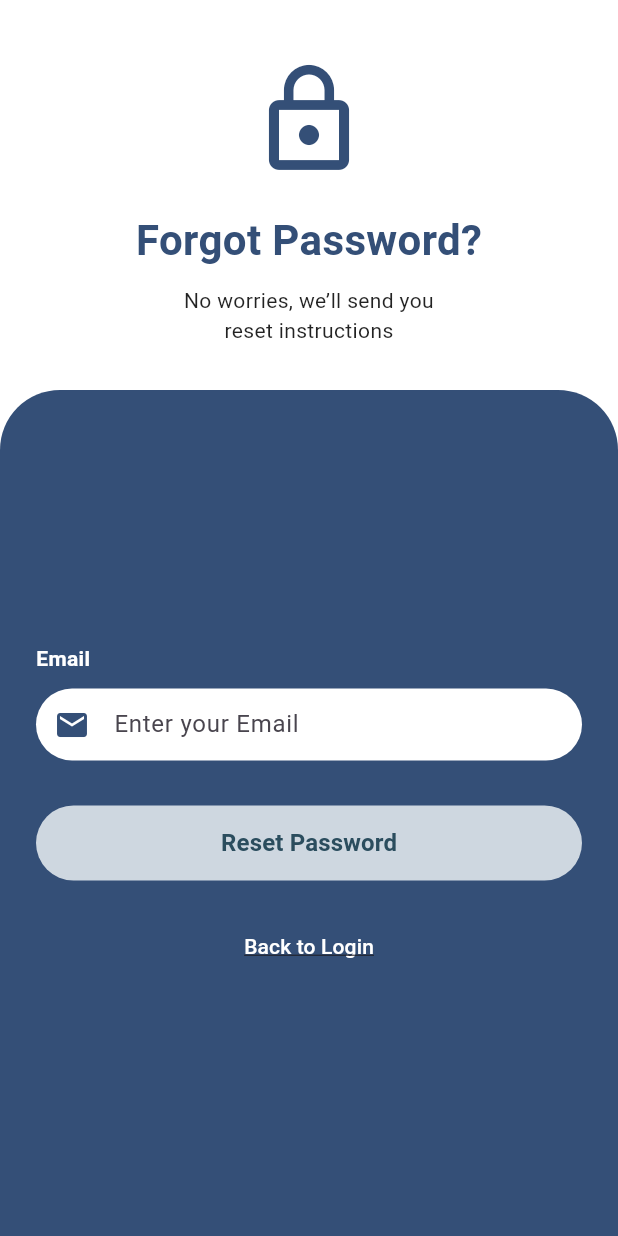
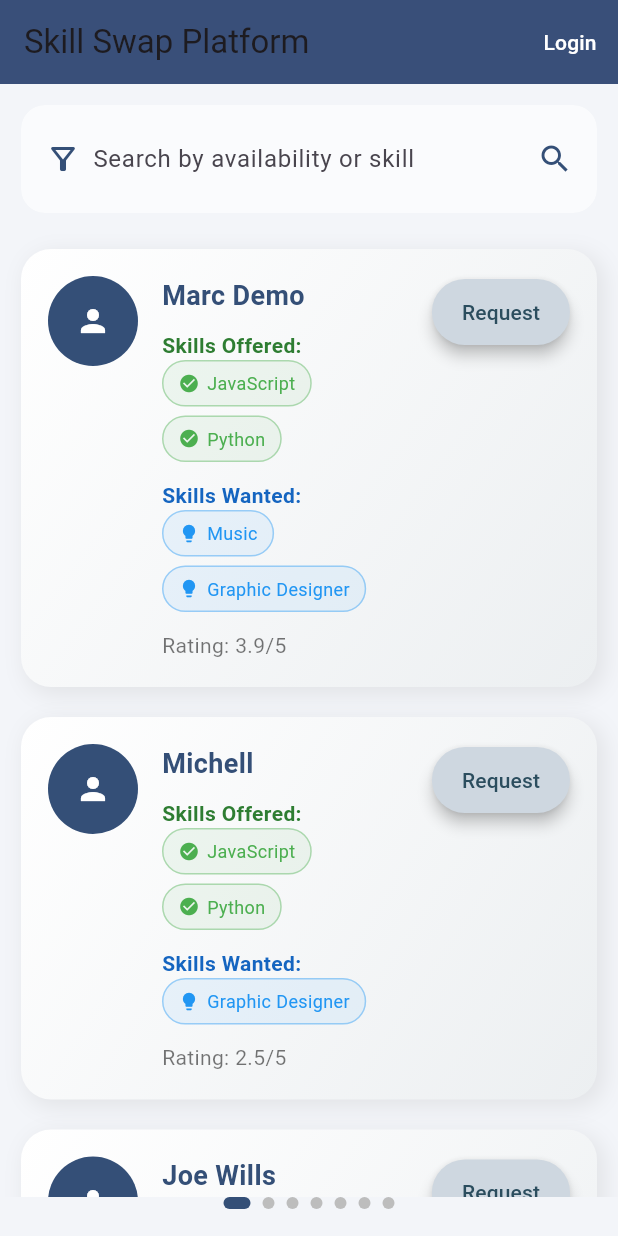
Before and after one commit to Khushipatel5/Oddo_Hackathon, a Flutter app: the screen it shows after launch, on a phone screen of 412 x 824 dp. Run offline on Flutter 3.47's test engine with Material 3 defaults, Android fonts, the phone set to English and light mode, and no system bars; our stand-ins replace email_validator, sqflite; accounts and stored records are empty.

Commit message:
Khushi commited

```diff
--- a/lib/database/db_method.dart
+++ b/lib/database/db_method.dart
@@ -130,6 +130,7 @@ class Db_Methods{
     );
   }
 //endregion
+
   // region table swap request
 
   Future<int> insertSwapRequest(SwapRequest swapRequest) async {
@@ -177,5 +178,6 @@ class Db_Methods{
       whereArgs: [swapId],
     );
   }
-//end region
+//endregion
+
 }
--- a/lib/main.dart
+++ b/lib/main.dart
@@ -1,4 +1,5 @@
 import 'package:flutter/material.dart';
+import 'package:oddo_hackathon_project/screens/SkillSwapHomePage.dart';
 
 import 'screens/ResetPasswordPage.dart';
 
@@ -33,7 +34,7 @@ class MyApp extends StatelessWidget {
         colorScheme: ColorScheme.fromSeed(seedColor: Colors.deepPurple),
         useMaterial3: true,
       ),
-      home: ResetPasswordPage(),
+      home: SkillSwapHomePage(),
     );
   }
 }
--- /dev/null
+++ b/lib/screens/SkillSwapHomePage.dart
@@ -0,0 +1,225 @@
+import 'dart:ui';
+import 'package:flutter/material.dart';
+
+class SkillSwapHomePage extends StatelessWidget {
+  static const Color primaryColor = Color(0xFF344f77);
+  static const Color backgroundColor = Color(0xFFf3f5f9);
+  static const Color cardGlassColor = Colors.white10;
+  static const Color accentColor = Color(0xFFced7e0);
+  static const Color textDark = Color(0xFF2b4d5e);
+
+  final List<Map<String, dynamic>> users = [
+    {
+      "name": "Marc Demo",
+      "offered": ["JavaScript", "Python"],
+      "wanted": ["Music", "Graphic Designer"],
+      "rating": 3.9
+    },
+    {
+      "name": "Michell",
+      "offered": ["JavaScript", "Python"],
+      "wanted": ["Graphic Designer"],
+      "rating": 2.5
+    },
+    {
+      "name": "Joe Wills",
+      "offered": ["JavaScript", "Python"],
+      "wanted": ["Music", "Graphic Designer"],
+      "rating": 4.0
+    },
+  ];
+
+  Widget skillChip(String label, IconData icon, Color color) {
+    return Container(
+      padding: const EdgeInsets.symmetric(horizontal: 10, vertical: 6),
+      margin: const EdgeInsets.only(right: 8, bottom: 6),
+      decoration: BoxDecoration(
+        color: color.withOpacity(0.08),
+        borderRadius: BorderRadius.circular(20),
+        border: Border.all(color: color.withOpacity(0.4)),
+      ),
+      child: Row(
+        mainAxisSize: MainAxisSize.min,
+        children: [
+          Icon(icon, size: 14, color: color),
+          const SizedBox(width: 5),
+          Text(label, style: TextStyle(fontSize: 12, color: color)),
+        ],
+      ),
+    );
+  }
+
+  @override
+  Widget build(BuildContext context) {
+    return Scaffold(
+      backgroundColor: backgroundColor,
+      appBar: AppBar(
+        backgroundColor: primaryColor,
+        elevation: 4,
+        title: const Text("Skill Swap Platform"),
+        actions: [
+          TextButton(
+            onPressed: () {},
+            child: const Text("Login", style: TextStyle(color: Colors.white)),
+          )
+        ],
+      ),
+      body: Column(
+        children: [
+          // Floating Glass Search Bar
+          Padding(
+            padding: const EdgeInsets.all(14),
+            child: ClipRRect(
+              borderRadius: BorderRadius.circular(16),
+              child: BackdropFilter(
+                filter: ImageFilter.blur(sigmaX: 4.5, sigmaY: 4.5),
+                child: Container(
+                  padding:
+                  const EdgeInsets.symmetric(horizontal: 16, vertical: 12),
+                  decoration: BoxDecoration(
+                    color: Colors.white.withOpacity(0.6),
+                    borderRadius: BorderRadius.circular(16),
+                  ),
+                  child: Row(
+                    children: [
+                      Icon(Icons.filter_alt_outlined, color: primaryColor),
+                      const SizedBox(width: 8),
+                      Expanded(
+                        child: TextField(
+                          decoration: InputDecoration(
+                            hintText: "Search by availability or skill",
+                            border: InputBorder.none,
+                          ),
+                        ),
+                      ),
+                      Icon(Icons.search, color: primaryColor),
+                    ],
+                  ),
+                ),
+              ),
+            ),
+          ),
+
+          // Glass Cards List
+          Expanded(
+            child: ListView.builder(
+              padding: const EdgeInsets.symmetric(horizontal: 14),
+              itemCount: users.length,
+              itemBuilder: (context, index) {
+                final user = users[index];
+                return Container(
+                  margin: const EdgeInsets.symmetric(vertical: 10),
+                  decoration: BoxDecoration(
+                    borderRadius: BorderRadius.circular(20),
+                    gradient: LinearGradient(
+                      colors: [Colors.white, Colors.blueGrey.shade50],
+                      begin: Alignment.topLeft,
+                      end: Alignment.bottomRight,
+                    ),
+                    boxShadow: [
+                      BoxShadow(
+                        blurRadius: 12,
+                        spreadRadius: 1,
+                        color: Colors.grey.withOpacity(0.2),
+                        offset: const Offset(4, 4),
+                      ),
+                    ],
+                  ),
+                  child: Padding(
+                    padding: const EdgeInsets.all(18),
+                    child: Row(
+                      crossAxisAlignment: CrossAxisAlignment.start,
+                      children: [
+                        CircleAvatar(
+                          radius: 30,
+                          backgroundColor: primaryColor,
+                          child: Icon(Icons.person, color: Colors.white),
+                        ),
+                        const SizedBox(width: 16),
+                        Expanded(
+                          child: Column(
+                            crossAxisAlignment: CrossAxisAlignment.start,
+                            children: [
+                              Text(
+                                user["name"],
+                                style: TextStyle(
+                                  fontSize: 18,
+                                  fontWeight: FontWeight.bold,
+                                  color: primaryColor,
+                                ),
+                              ),
+                              const SizedBox(height: 10),
+                              Text("Skills Offered:",
+                                  style: TextStyle(
+                                      fontWeight: FontWeight.w600,
+                                      color: Colors.green[800])),
+                              Wrap(
+                                children: user["offered"]
+                                    .map<Widget>((s) => skillChip(
+                                    s, Icons.check_circle, Colors.green))
+                                    .toList(),
+                              ),
+                              const SizedBox(height: 6),
+                              Text("Skills Wanted:",
+                                  style: TextStyle(
+                                      fontWeight: FontWeight.w600,
+                                      color: Colors.blue[800])),
+                              Wrap(
+                                children: user["wanted"]
+                                    .map<Widget>((s) => skillChip(
+                                    s, Icons.lightbulb, Colors.blue))
+                                    .toList(),
+                              ),
+                              const SizedBox(height: 6),
+                              Text("Rating: ${user["rating"]}/5",
+                                  style: const TextStyle(color: Colors.black54)),
+                            ],
+                          ),
+                        ),
+                        ElevatedButton(
+                          onPressed: () {},
+                          style: ElevatedButton.styleFrom(
+                            padding: const EdgeInsets.symmetric(
+                                horizontal: 20, vertical: 12),
+                            backgroundColor: accentColor,
+                            foregroundColor: textDark,
+                            elevation: 4,
+                            shape: RoundedRectangleBorder(
+                              borderRadius: BorderRadius.circular(22),
+                            ),
+                          ),
+                          child: const Text("Request"),
+                        ),
+                      ],
+                    ),
+                  ),
+                );
+              },
+            ),
+          ),
+
+          // Ripple Pagination
+          Padding(
+            padding: const EdgeInsets.only(bottom: 18),
+            child: Row(
+              mainAxisAlignment: MainAxisAlignment.center,
+              children: List.generate(7, (index) {
+                bool isActive = index == 0;
+                return AnimatedContainer(
+                  duration: const Duration(milliseconds: 300),
+                  margin: const EdgeInsets.symmetric(horizontal: 4),
+                  width: isActive ? 18 : 8,
+                  height: 8,
+                  decoration: BoxDecoration(
+                    color: isActive ? primaryColor : Colors.grey.shade400,
+                    borderRadius: BorderRadius.circular(10),
+                  ),
+                );
+              }),
+            ),
+          ),
+        ],
+      ),
+    );
+  }
+}
```
Also changed, not shown: pubspec.lock.
